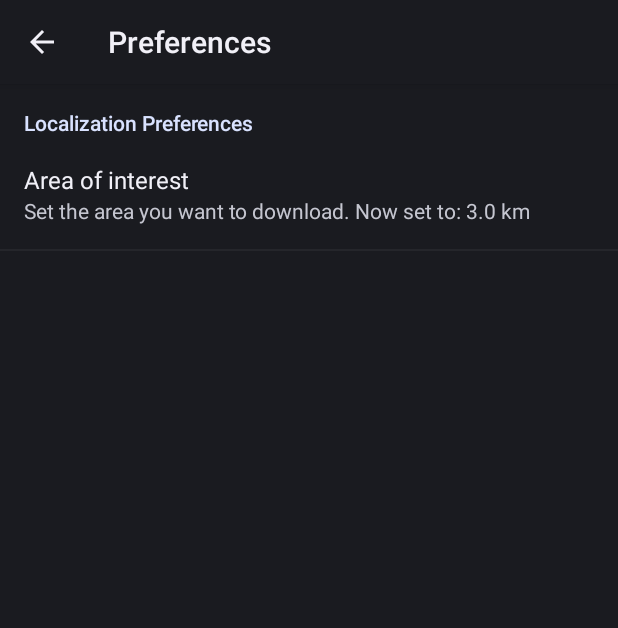
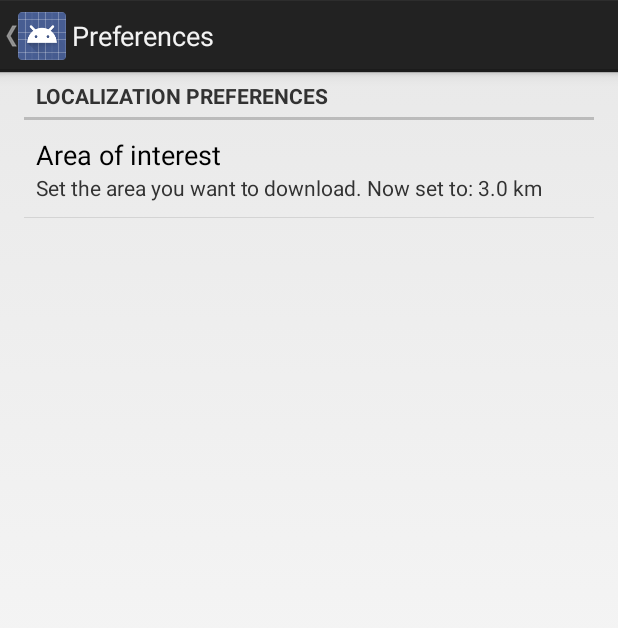
Before and after one commit to PuR3v1L/SocialWifiProject, an Android app: the MainActivity screen opened directly, with no data from a screen before it, in the options menu, after a tap on "Preferences", on a phone screen of 412 x 824 dp. Shown: the top 628 px of the screen. Run offline under Robolectric (Android 15) with nearby library versions, the phone set to English and light mode, and no system bars; libraries missing offline, so code that uses them is left out: com.bugsense.trace, uk.co.senab; 3 statements that could not run were skipped.

Commit message:
fixed styles

```diff
--- a/SocialWifi/src/main/java/com/spydiko/socialwifi/MainActivity.java
+++ b/SocialWifi/src/main/java/com/spydiko/socialwifi/MainActivity.java
@@ -10,6 +10,7 @@ import android.content.Intent;
 import android.content.IntentFilter;
 import android.graphics.Color;
 import android.net.wifi.WifiManager;
+import android.os.Build;
 import android.os.Bundle;
 import android.text.InputType;
 import android.util.Log;
@@ -54,6 +55,7 @@ public class MainActivity extends Activity implements View.OnClickListener, Pull
 	private CheckBox showPasswordCB;
 	private PullToRefreshAttacher mPullToRefreshAttacher;
 	private FileOutputStream outputStreamPy;
+	private boolean priorThatICS;
 
 	@Override
 	protected void onCreate(Bundle savedInstanceState) {
@@ -134,12 +136,14 @@ public class MainActivity extends Activity implements View.OnClickListener, Pull
 							lv.setAdapter(simpleAdapter);
 							lv.setVisibility(View.VISIBLE);
 							simpleAdapter.notifyDataSetChanged();
-							mPullToRefreshAttacher.setRefreshComplete();
+							if (!priorThatICS) mPullToRefreshAttacher.setRefreshComplete();
 						}
 					}
 				};
 
-		// Create a PullToRefreshAttacher instance
+		if (Build.VERSION.SDK_INT >= Build.VERSION_CODES.ICE_CREAM_SANDWICH) {
+			priorThatICS = false;
+			// Create a PullToRefreshAttacher instance
 		mPullToRefreshAttacher = PullToRefreshAttacher.get(this);
 
 		// Retrieve the PullToRefreshLayout from the content view
@@ -147,6 +151,9 @@ public class MainActivity extends Activity implements View.OnClickListener, Pull
 
 		// Give the PullToRefreshAttacher to the PullToRefreshLayout, along with a refresh listener.
 		ptrLayout.setPullToRefreshAttacher(mPullToRefreshAttacher, this);
+		} else {
+			priorThatICS = true;
+		}
 
 	}
 
@@ -212,6 +219,9 @@ public class MainActivity extends Activity implements View.OnClickListener, Pull
 				Intent intent = new Intent(this, LoginActivity.class);
 				startActivityForResult(intent, 1);
 				break;
+			case R.id.scan_for_wifi:
+				socialWifi.getWifiManager().startScan();
+				break;
 			//			case R.id.setOnWifi:
 			//				if (socialWifi.getBoot()) {
 			//					item.setChecked(false);
@@ -236,6 +246,8 @@ public class MainActivity extends Activity implements View.OnClickListener, Pull
 	public boolean onCreateOptionsMenu(Menu menu) {
 		// Inflate the menu; this adds items to the action bar if it is present.
 		getMenuInflater().inflate(R.menu.main, menu);
+		if (priorThatICS) menu.findItem(R.id.scan_for_wifi).setVisible(true);
+
 
 		//		if (socialWifi.getBoot()) {
 		//			menu.findItem(R.id.setOnWifi).setChecked(true);
--- a/SocialWifi/src/main/res/menu/main.xml
+++ b/SocialWifi/src/main/res/menu/main.xml
@@ -2,7 +2,13 @@
     <item
         android:id="@+id/itemToggleService"
         android:title="@string/updateFromServer"
+        android:icon="@android:drawable/stat_sys_download"
+        android:showAsAction="ifRoom"/>
+    <item
+        android:id="@+id/scan_for_wifi"
+        android:title="@string/click_to_refresh"
         android:icon="@android:drawable/stat_notify_sync"
+        android:visible="false"
         android:showAsAction="ifRoom"/>
     <item
         android:id="@+id/preferences"
--- a/SocialWifi/src/main/res/values-v11/styles.xml
+++ b/SocialWifi/src/main/res/values-v11/styles.xml
@@ -4,8 +4,9 @@
         Base application theme for API 11+. This theme completely replaces
         AppBaseTheme from res/values/styles.xml on API 11+ devices.
     -->
-    <style name="AppBaseTheme" parent="android:Theme.Holo.Light">
+    <style name="AppBaseTheme" parent="android:Theme.Holo.Light.DarkActionBar">
         <!-- API 11 theme customizations can go here. -->
+        <item name="ptrHeaderStyle">@style/Widget.Custom.PtrHeader</item>
     </style>
 
 </resources>
--- a/SocialWifi/src/main/res/values/strings.xml
+++ b/SocialWifi/src/main/res/values/strings.xml
@@ -25,6 +25,7 @@
     <string name="release">Release</string>
     <string name="setOnWifi">Enable on WiFi</string>
     <string name="number_of_uploads">Number of uploads:</string>
+    <string name="click_to_refresh">Refresh</string>
 
 
 </resources>
--- a/SocialWifi/src/main/res/values/styles.xml
+++ b/SocialWifi/src/main/res/values/styles.xml
@@ -14,12 +14,12 @@
     </style>
 
     <!-- Application theme. -->
-    <style name="AppTheme" parent="android:Theme.DeviceDefault">
-        <!-- All customizations that are NOT specific to a particular API-level can go here. -->
-        <item name="ptrHeaderStyle">@style/Widget.Custom.PtrHeader</item>
+    <style name="AppTheme" parent="android:Theme.Holo.Light.DarkActionBar">
+    <!-- All customizations that are NOT specific to a particular API-level can go here. -->
+
     </style>
 
-    <style name="CustomDialog" parent="android:Theme.DeviceDefault.Dialog">
+    <style name="CustomDialog" parent="android:Theme.Holo.Light.Dialog">
     <item name="android:layout_width">wrap_content</item>
         <item name="android:layout_height">wrap_content</item>
         <item name="android:windowIsFloating">true</item>
```
